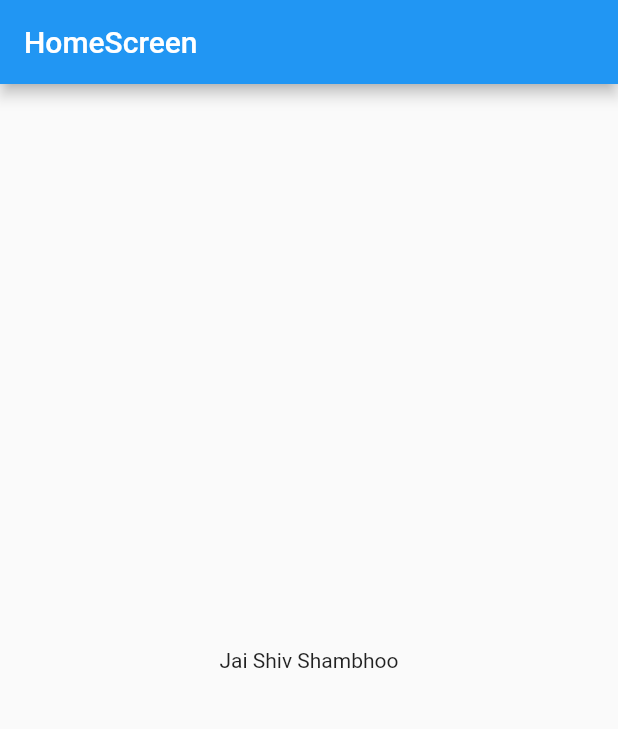
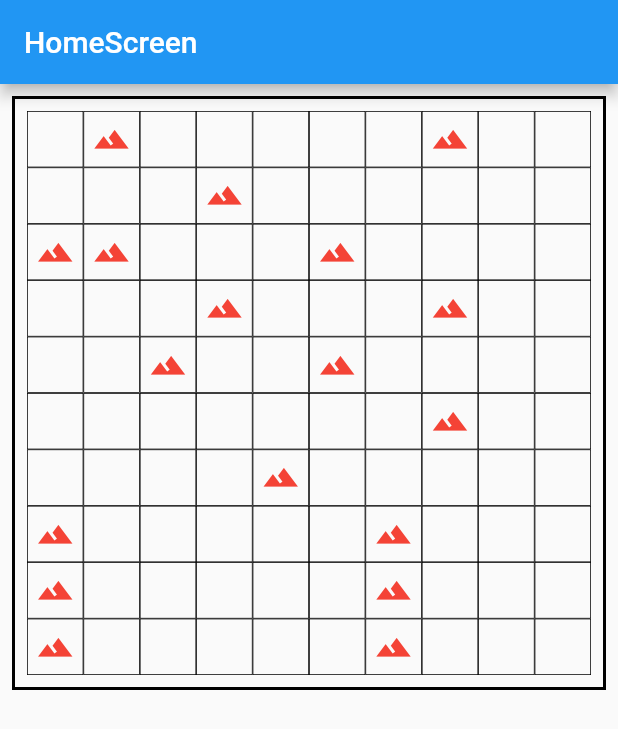
Before and after one commit to soumen88/roadzen, a Flutter app: the screen it shows after launch, on a phone screen of 412 x 824 dp. Shown: the top 729 px of the screen. Run offline on Flutter 3.47's test engine with Material 2 defaults, Android fonts, the light colour scheme and no system bars; our stand-ins replace auto_route, flutter_riverpod.

Commit message:
Grid creation started

```diff
--- a/lib/homescreen/HomeScreenPage.dart
+++ b/lib/homescreen/HomeScreenPage.dart
@@ -1,15 +1,103 @@
 import 'package:flutter/material.dart';
+import 'dart:developer' as developer;
 
 class HomeScreenPage extends StatelessWidget {
-  const HomeScreenPage({Key? key}) : super(key: key);
+  String currentScreen = "HomeScreen";
 
+  HomeScreenPage({Key? key}) : super(key: key);
+  List<List<String>> gridState = [
+  ["", "T", "", "", "", "", "", "T","",""],
+  ["", "", "", "T", "", "", "", "","",""],
+  ["T", "T", "", "", "", "T", "", "","",""],
+  ["", "", "", "T", "", "", "", "T","",""],
+  ["", "", "T", "", "", "T", "", "","",""],
+  ["", "", "", "", "", "", "", "T","",""],
+  ["", "", "", "", "T", "", "", "","",""],
+  ["T", "", "", "", "", "", "T", "","",""],
+  ["T", "", "", "", "", "", "T", "","",""],
+  ["T", "", "", "", "", "", "T", "","",""],
+  ];
   @override
   Widget build(BuildContext context) {
     return Scaffold(
       appBar: AppBar(title: Text("HomeScreen"),),
-      body: Center(
-        child: Text("Jai Shiv Shambhoo"),
+      body: _buildGameBody(),
+    );
+  }
+
+  Widget _buildGameBody() {
+    int gridStateLength = gridState.length;
+    return Column(
+        children: <Widget>[
+          AspectRatio(
+            aspectRatio: 1.0,
+            child: Container(
+              padding: const EdgeInsets.all(8.0),
+              margin: const EdgeInsets.all(8.0),
+              decoration: BoxDecoration(
+                  border: Border.all(color: Colors.black, width: 2.0)
+              ),
+              child: GridView.builder(
+                gridDelegate: SliverGridDelegateWithFixedCrossAxisCount(
+                  crossAxisCount: gridStateLength,
+                ),
+                itemBuilder: _buildGridItems,
+                itemCount: gridStateLength * gridStateLength,
+              ),
+            ),
+          ),
+        ]);
+  }
+
+  Widget _buildGridItems(BuildContext context, int index) {
+    int gridStateLength = gridState.length;
+    int x, y = 0;
+    x = (index / gridStateLength).floor();
+    y = (index % gridStateLength);
+    return GestureDetector(
+      onTap: () {
+          developer.log(currentScreen, name : "Value of $x and $y");
+      },
+      child: GridTile(
+        child: Container(
+          decoration: BoxDecoration(
+              border: Border.all(color: Colors.black, width: 0.5)
+          ),
+          child: Center(
+            child: _buildGridItem(x, y),
+          ),
+        ),
       ),
     );
   }
+
+  Widget _buildGridItem(int x, int y) {
+    switch (gridState[x][y]) {
+      case '':
+        return Text('');
+        break;
+      case 'P1':
+        return Container(
+          color: Colors.blue,
+        );
+        break;
+      case 'P2':
+        return Container(
+          color: Colors.yellow,
+        );
+        break;
+      case 'T':
+        return Icon(
+          Icons.terrain,
+          size: 25.0,
+          color: Colors.red,
+        );
+        break;
+      case 'B':
+        return Icon(Icons.remove_red_eye, size: 40.0);
+        break;
+      default:
+        return Text(gridState[x][y].toString());
+    }
+  }
 }
--- /dev/null
+++ b/lib/homescreen/SeatItemBox.dart
@@ -0,0 +1,28 @@
+import 'package:flutter/material.dart';
+
+class SeatItemBox extends StatelessWidget {
+  const SeatItemBox({Key? key}) : super(key: key);
+
+  @override
+  Widget build(BuildContext context) {
+    return Scaffold(
+      appBar: AppBar(title: Text("HomeScreen"),),
+      body: Center(
+          child: Column(
+            children: [
+              Container(
+                height: 30.0,
+                width: 30.0,
+                color: Colors.transparent,
+                child: Container(
+                  decoration: BoxDecoration(
+                      color: Colors.green,
+                      borderRadius: BorderRadius.all(Radius.circular(10.0))),
+                ),
+              ),
+            ],
+          )
+      ),
+    );
+  }
+}
```
Also changed, not shown: lib/routes/AppRouter.gr.dart.
